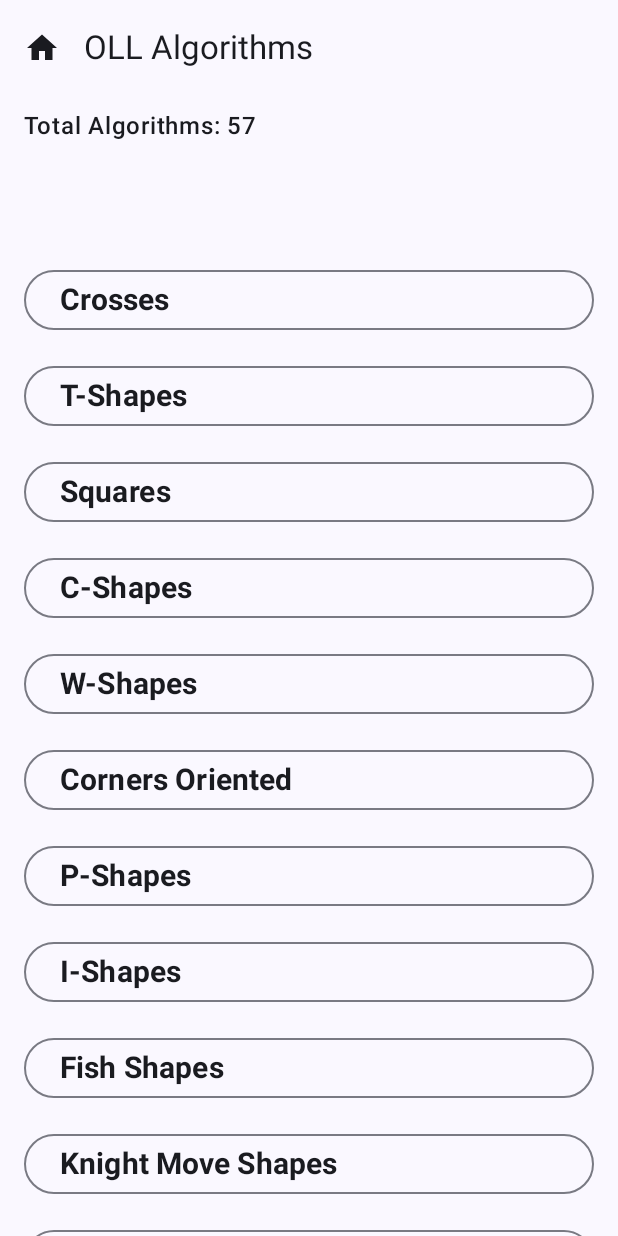
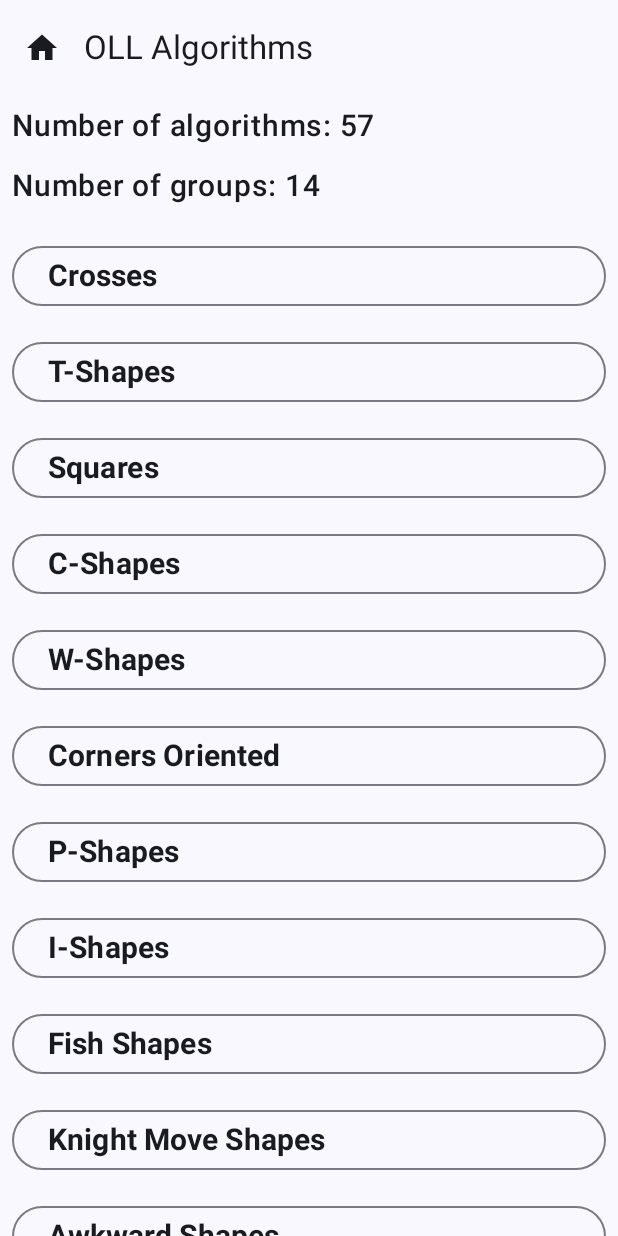
Before and after one commit to caleb-james-smith/Cubical, an Android app built with Jetpack Compose: the CreateOLLScreen screen opened through its navigation route, on a phone screen of 412 x 824 dp. Run offline under Robolectric (Android 15) with nearby library versions, the phone set to English and light mode, and no system bars.

Commit message:
Show number of OLL groups at top of screen. Adjust spacing.

```diff
--- a/app/src/main/java/com/example/cubical/algorithm/CreateOLLScreen.kt
+++ b/app/src/main/java/com/example/cubical/algorithm/CreateOLLScreen.kt
@@ -36,25 +36,42 @@ fun CreateOLLScreen(context: Context, navController: NavController) {
                 }
             )
         }
-    ) { paddingValues ->
+    ) { innerPadding ->
+//    ) { paddingValues ->
         Column(
             modifier = Modifier
                 .fillMaxSize()
-                .padding(horizontal = 8.dp)
-                .padding(top = paddingValues.calculateTopPadding())
+                .padding(top = innerPadding.calculateTopPadding())
+//                .padding(horizontal = 8.dp)
+//                .padding(top = paddingValues.calculateTopPadding())
         ) {
             Text(
-                text = "Total Algorithms: ${algorithms.size}",
+                text = "Number of algorithms: ${algorithms.size}",
                 modifier = Modifier
                     .fillMaxWidth()
                     .padding(8.dp),
-                fontSize = 16.sp,
+                fontSize = 20.sp,
                 fontWeight = FontWeight.Medium,
                 textAlign = TextAlign.Left
             )
 
+//            Spacer(modifier = Modifier.height(8.dp))
+
+            Text(
+                text = "Number of groups: ${groupedAlgorithms.size}",
+                modifier = Modifier
+                    .fillMaxWidth()
+                    .padding(8.dp),
+                fontSize = 20.sp,
+                fontWeight = FontWeight.Medium,
+                textAlign = TextAlign.Left
+            )
+
+            Spacer(modifier = Modifier.height(8.dp))
+
             LazyColumn(
-                modifier = Modifier.padding(paddingValues)
+                modifier = Modifier.fillMaxSize()
+//                modifier = Modifier.padding(paddingValues)
             ) {
                 groupedAlgorithms.forEach { (groupName, algorithms) ->
                     item {
```
